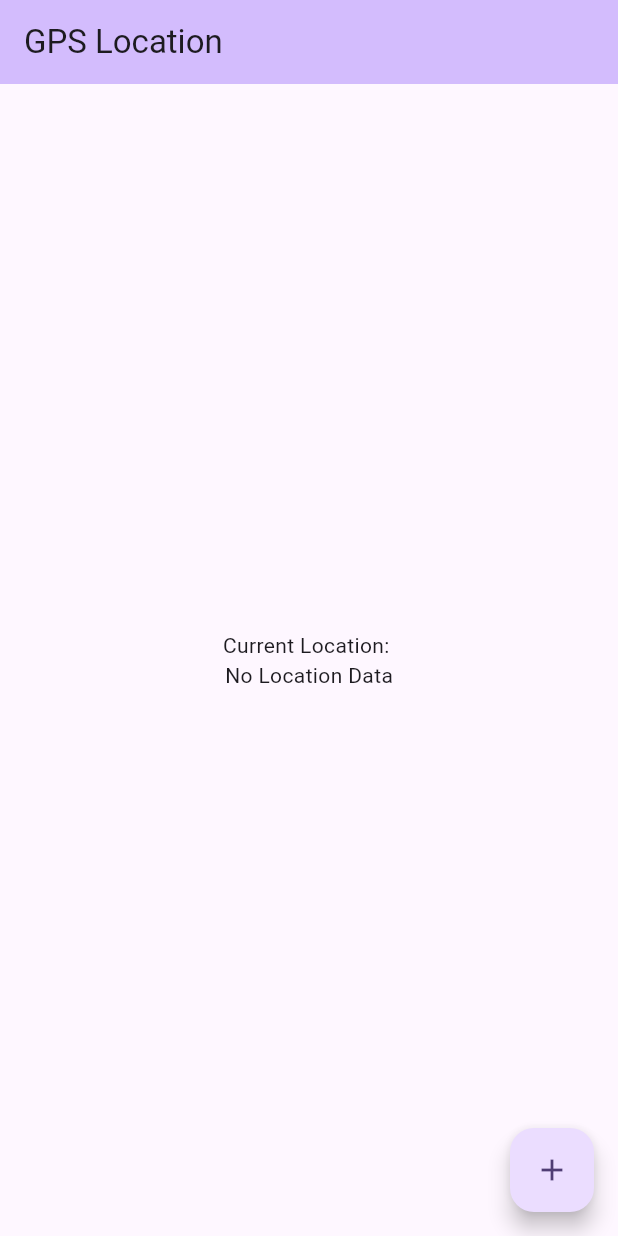
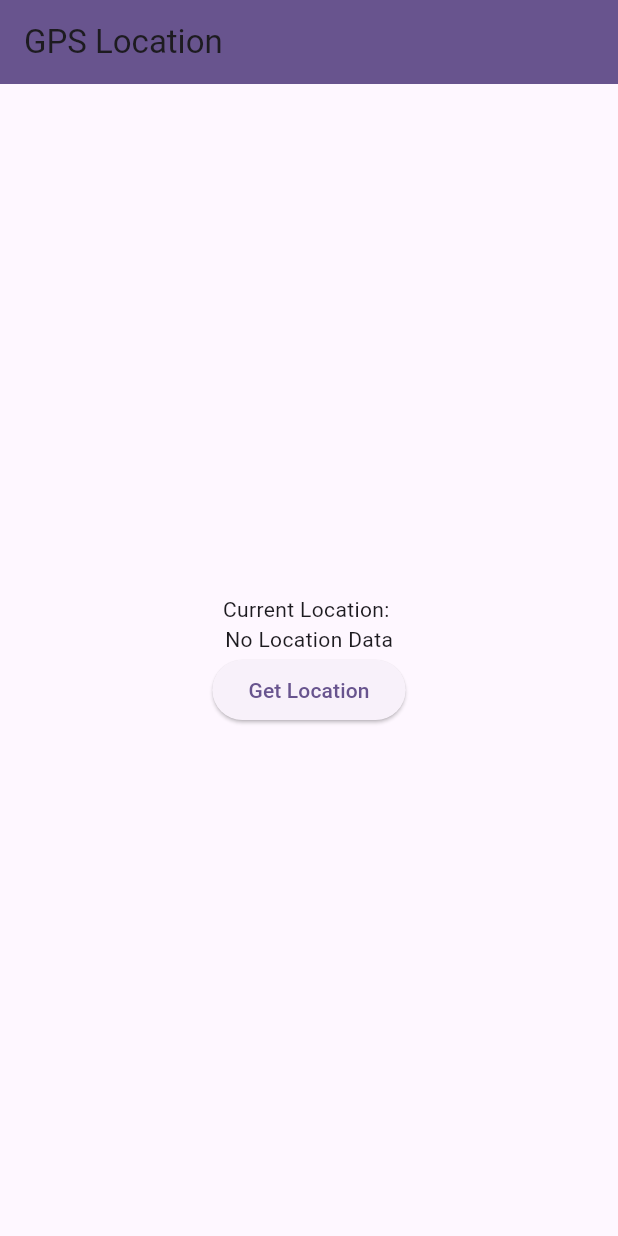
Before and after one commit to florianneukirchen/gps_location, a Flutter app: the screen it shows after launch, on a phone screen of 412 x 824 dp. Run offline on Flutter 3.47's test engine with Material 3 defaults, Android fonts, the phone set to English and light mode, and no system bars; our stand-ins replace geolocator.

Commit message:
Refractor Position layout to its own page

```diff
--- a/lib/main.dart
+++ b/lib/main.dart
@@ -25,16 +25,31 @@ class MyApp extends StatelessWidget {
   }
 }
 
-class MyHomePage extends StatefulWidget {
+class MyHomePage extends StatelessWidget {
   const MyHomePage({super.key, required this.title});
 
   final String title;
 
   @override
-  State<MyHomePage> createState() => _MyHomePageState();
+  Widget build(BuildContext context) {
+    return Scaffold(
+      appBar: AppBar(
+        title: Text(title),
+        backgroundColor: Theme.of(context).colorScheme.primary,
+      ),
+      body: MyPositionPage(),
+      );
+  }
 }
 
-class _MyHomePageState extends State<MyHomePage> {
+class MyPositionPage extends StatefulWidget {
+  const MyPositionPage({super.key});
+
+  @override
+  State<MyPositionPage> createState() => _MyPositionPageState();
+}
+
+class _MyPositionPageState extends State<MyPositionPage> {
   Position? currentposition;
   StreamSubscription<Position>? positionStream;
 
@@ -105,12 +120,7 @@ class _MyHomePageState extends State<MyHomePage> {
   @override
   Widget build(BuildContext context) {
 
-    return Scaffold(
-      appBar: AppBar(
-        backgroundColor: Theme.of(context).colorScheme.inversePrimary,
-        title: Text(widget.title),
-      ),
-      body: Center(
+    return Center(
         child: Column(
           mainAxisAlignment: MainAxisAlignment.center,
           children: <Widget>[
@@ -118,16 +128,14 @@ class _MyHomePageState extends State<MyHomePage> {
               'Current Location: ',
             ),
             currentposition != null ? Text(currentposition.toString()) : Text('No Location Data'),
+            ElevatedButton(
+              onPressed: _getCurrentLocation,
+              child: const Text('Get Location'),
+            ),
           ],
         ),
-      ),
+      );
 
 
-      floatingActionButton: FloatingActionButton(
-        onPressed: _getCurrentLocation,
-        tooltip: 'Get Position',
-        child: const Icon(Icons.add),
-      ), // This trailing comma makes auto-formatting nicer for build methods.
-    );
   }
 }
```
